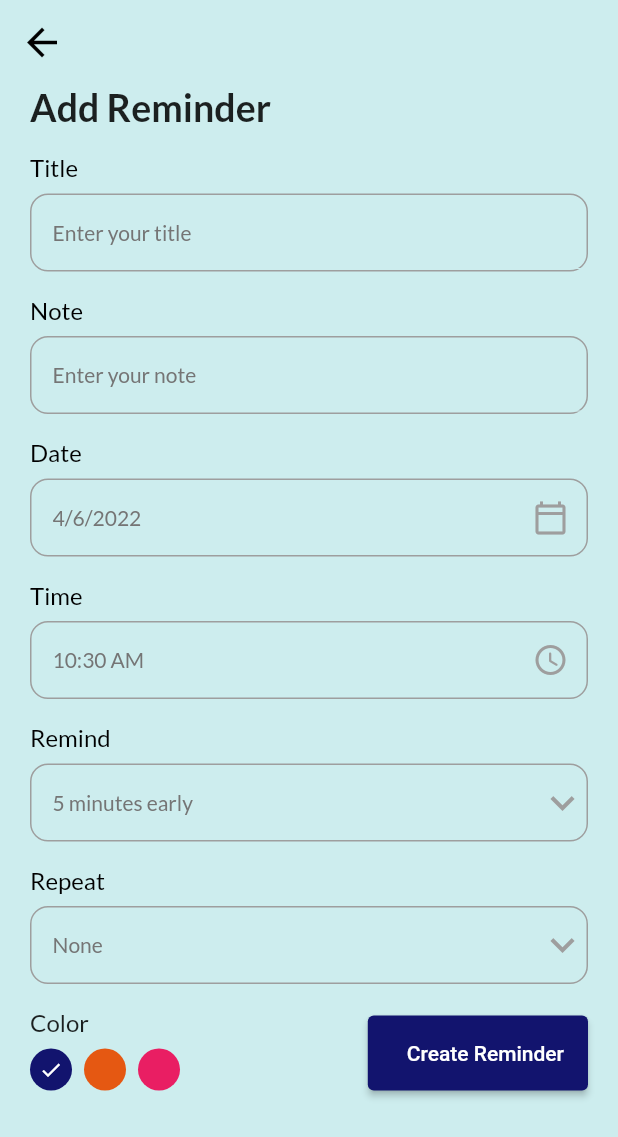
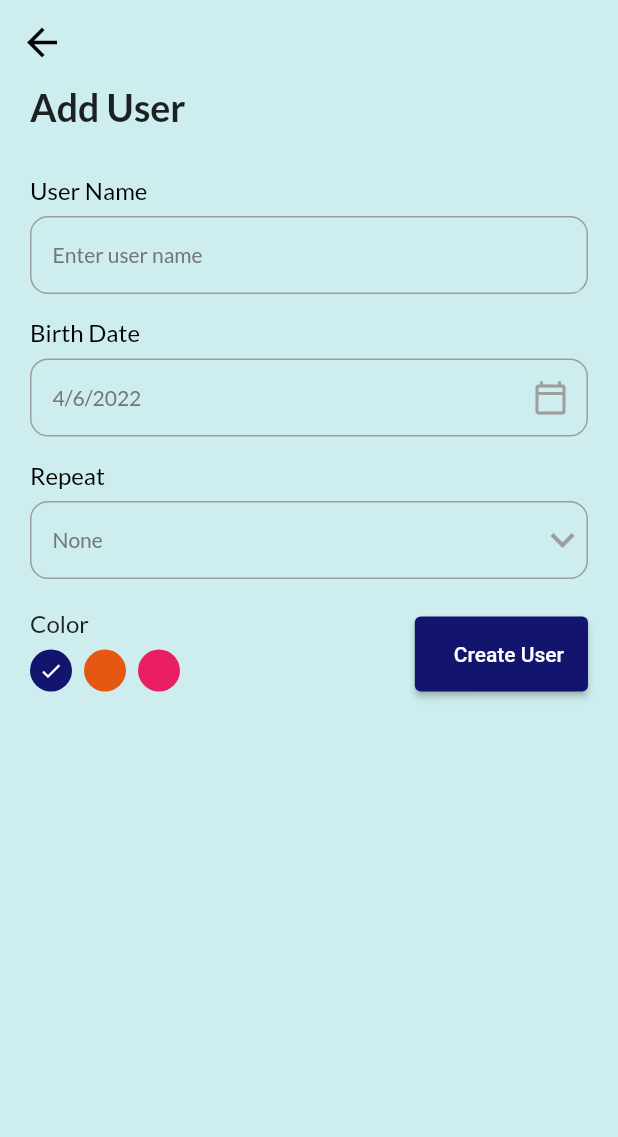
Before and after one commit to kaveenakash/Final_MediAPP, a Flutter app: the ProfilesScreen screen opened directly, after a tap on "Add Users", on a phone screen of 412 x 824 dp. Shown: the top 1137 px of the screen. Run offline on Flutter 3.47's test engine with Material 2 defaults, Android fonts, the light colour scheme and no system bars; our stand-ins replace date_picker_timeline, flutter_local_notifications, flutter_staggered_animations, flutter_svg, get, google_fonts and 2 more; accounts and stored records are empty.

Commit message:
fixed profiles page

```diff
--- a/lib/main.dart
+++ b/lib/main.dart
@@ -1,5 +1,6 @@
 import 'package:flutter/material.dart';
 import 'package:medicine_remainder_app/db/db_helper.dart';
+import 'package:medicine_remainder_app/screens/Profiles/add_user.dart';
 import 'package:medicine_remainder_app/screens/Reminder/add_reminder.dart';
 import 'package:medicine_remainder_app/screens/main_screen.dart';
 
@@ -26,9 +27,10 @@ class MyApp extends StatelessWidget {
         routes: {
           // LoginScreen.routeName: (ctx) => LoginScreen(),
           // SignUpScreen.routeName:(ctx) => SignUpScreen(),
-          AddReminderPage.routeName:(ctx) => const AddReminderPage(),
           MainScreen.routeName:(ctx) =>const MainScreen(),
           AddReminderPage.routeName:(ctx) => const AddReminderPage(),
+          AddUserPage.routeName:(ctx) => const AddUserPage()
+
         });
   }
 }
--- /dev/null
+++ b/lib/screens/Profiles/add_user.dart
@@ -0,0 +1,253 @@
+import 'package:flutter/material.dart';
+import 'package:get/get.dart';
+import 'package:google_fonts/google_fonts.dart';
+import 'package:intl/intl.dart';
+import 'package:medicine_remainder_app/constants.dart';
+import 'package:medicine_remainder_app/controllers/reminder_controller.dart';
+import 'package:medicine_remainder_app/models/reminder.dart';
+import 'package:medicine_remainder_app/widgets/button.dart';
+import 'package:medicine_remainder_app/widgets/input_field.dart';
+
+class AddUserPage extends StatefulWidget {
+  static const routeName = '/add-user';
+  const AddUserPage({Key? key}) : super(key: key);
+
+  @override
+  State<AddUserPage> createState() => _AddReminderPageState();
+}
+
+class _AddReminderPageState extends State<AddUserPage> {
+  final ReminderController _reminderController = Get.put(ReminderController());
+  final TextEditingController _titleController = TextEditingController();
+  final TextEditingController _noteController = TextEditingController();
+
+  DateTime _selectedDate = DateTime.now();
+  String _time = DateFormat("hh:mm a").format(DateTime.now()).toString();
+  int _selectedRemind = 5;
+  List<int> remindList = [5, 10, 15, 20];
+  String _selectedRepeat = "None";
+  List<String> repeatList = ["Male","Female"];
+  int _selectedColor = 0;
+  @override
+  Widget build(BuildContext context) {
+    return Scaffold(
+      backgroundColor: kPrimary,
+      appBar: AppBar(
+        backgroundColor: kPrimary,
+        elevation: 0,
+        leading: IconButton(
+          onPressed: () {
+            Navigator.pop(context);
+            // Navigator.pushAndRemoveUntil(
+            //     context,
+            //     MaterialPageRoute<void>(
+            //       builder: (BuildContext context) => const ReminderScreen(),
+            //     ),
+            //     (Route<dynamic> route) => false);
+          },
+          icon: Icon(
+            Icons.arrow_back,
+            color: Colors.black,
+            size: 30,
+          ),
+        ),
+      ),
+      body: Container(
+          padding: const EdgeInsets.only(left: 20, right: 20),
+          child: SingleChildScrollView(
+              child: Column(
+            crossAxisAlignment: CrossAxisAlignment.start,
+            children: [
+              Text(
+                "Add User",
+                style: GoogleFonts.lato(
+                  textStyle:
+                      TextStyle(fontSize: 25, fontWeight: FontWeight.bold),
+                ),
+              ),
+              SizedBox(height: 15,),
+              MyInputField(
+                title: "User Name",
+                hint: "Enter user name",
+                controller: _titleController,
+              ),
+              MyInputField(
+                title: "Birth Date",
+                hint: DateFormat.yMd().format(_selectedDate),
+                widget: IconButton(
+                  icon: Icon(
+                    Icons.calendar_today_outlined,
+                    color: Colors.grey,
+                  ),
+                  onPressed: () {
+                    print("Hi There");
+                    _getDateFromUser();
+                  },
+                ),
+              ),
+              MyInputField(
+                title: "Repeat",
+                hint: _selectedRepeat,
+                widget: DropdownButton(
+                  icon: Icon(
+                    Icons.keyboard_arrow_down,
+                    color: Colors.grey,
+                  ),
+                  iconSize: 32,
+                  elevation: 4,
+                  style: GoogleFonts.lato(
+                    textStyle: TextStyle(
+                        fontSize: 24,
+                        fontWeight: FontWeight.bold,
+                        color: Colors.grey),
+                  ),
+                  underline: Container(height: 0),
+                  items:
+                      repeatList.map<DropdownMenuItem<String>>((String? value) {
+                    return DropdownMenuItem<String>(
+                      child: Text(value!, style: TextStyle(color: Colors.grey)),
+                      value: value,
+                    );
+                  }).toList(),
+                  onChanged: (String? newValue) {
+                    setState(() {
+                      _selectedRepeat = newValue!;
+                    });
+                  },
+                ),
+              ),
+              SizedBox(
+                height: 20,
+              ),
+              Row(
+                mainAxisAlignment: MainAxisAlignment.spaceBetween,
+                crossAxisAlignment: CrossAxisAlignment.end,
+                children: [
+                  _colorPallete(),
+                  MyButton(
+                      label: "Create User",
+                      onTap: () => _validateDate(),
+                      icon: null,
+                      height: 50)
+                ],
+              ),
+            ],
+          ))),
+    );
+  }
+
+  _validateDate() {
+    if (_titleController.text.isNotEmpty && _noteController.text.isNotEmpty) {
+      _addRemindToDb();
+      Navigator.pop(context);
+      // Navigator.pushAndRemoveUntil(
+      //     context,
+      //     MaterialPageRoute<void>(
+      //       builder: (BuildContext context) => const ReminderScreen(),
+      //     ),
+      //     (Route<dynamic> route) => false);
+    } else if (_titleController.text.isEmpty || _noteController.text.isEmpty) {
+      // Get.snackbar("Required", "All fields are required!",
+      //     snackPosition: SnackPosition.BOTTOM,
+      //     backgroundColor: Colors.white,
+      //     colorText:kTextSecondary,
+      //     icon: Icon(Icons.warning_amber_rounded));
+      Get.snackbar("Required", "All fields are required!",
+          icon: Icon(Icons.warning_amber_rounded));
+    }
+  }
+
+  _getDateFromUser() async {
+    DateTime? _pickerDate = await showDatePicker(
+        context: context,
+        initialDate: DateTime.now(),
+        firstDate: DateTime(2015),
+        lastDate: DateTime(2121));
+
+    if (_pickerDate != null) {
+      setState(() {
+        _selectedDate = _pickerDate;
+        print(_selectedDate);
+      });
+    } else {
+      print("its null or something is wrong");
+    }
+  }
+
+  _getTimeFromUser({required bool isStartTime}) async {
+    var pickedTime = await _showTimePicker();
+    String _formatedTime = pickedTime.format(context);
+    if (pickedTime == null) {
+      print('Time Canceled');
+    } else if (isStartTime == true) {
+      setState(() {
+        _time = _formatedTime;
+      });
+    } else if (isStartTime == false) {
+      _time = _formatedTime;
+    }
+  }
+
+  _showTimePicker() {
+    return showTimePicker(
+      initialEntryMode: TimePickerEntryMode.input,
+      context: context,
+      initialTime: TimeOfDay(
+          hour: int.parse(_time.split(":")[0]),
+          minute: int.parse(_time.split(":")[1].split(" ")[0])),
+    );
+  }
+
+  _addRemindToDb() async {
+    int value = await _reminderController.AddReminder(
+        reminder: Reminder(
+      note: _noteController.text,
+      title: _titleController.text,
+      date: DateFormat.yMd().format(_selectedDate),
+      time: _time,
+      remind: _selectedRemind,
+      repeat: _selectedRepeat,
+      color: _selectedColor,
+      isCompleted: 0,
+    ));
+    print("My id is " + "$value");
+  }
+
+  _colorPallete() {
+    return Column(
+      crossAxisAlignment: CrossAxisAlignment.start,
+      children: [
+        Text(
+          "Color",
+          style: GoogleFonts.lato(
+            textStyle: TextStyle(fontSize: 16, fontWeight: FontWeight.w400),
+          ),
+        ),
+        SizedBox(height: 8.0),
+        Wrap(
+            children: List<Widget>.generate(3, (int index) {
+          return GestureDetector(
+              onTap: () {
+                setState(() {
+                  _selectedColor = index;
+                });
+              },
+              child: Padding(
+                padding: const EdgeInsets.only(right: 8.0),
+                child: CircleAvatar(
+                  radius: 14,
+                  backgroundColor: index == 0
+                      ? kPrimaryColor
+                      : index == 1
+                          ? kTextSecondary
+                          : Colors.pink,
+                  child: _selectedColor == index
+                      ? Icon(Icons.done, color: Colors.white, size: 16)
+                      : Container(),
+                ),
+              ));
+        })),
+      ],
+    );
+  }
+}
--- a/lib/screens/Profiles/profiles_screen.dart
+++ b/lib/screens/Profiles/profiles_screen.dart
@@ -6,6 +6,7 @@ import 'package:google_fonts/google_fonts.dart';
 import 'package:intl/intl.dart';
 import 'package:medicine_remainder_app/constants.dart';
 import 'package:medicine_remainder_app/models/reminder.dart';
+import 'package:medicine_remainder_app/screens/Profiles/add_user.dart';
 import 'package:medicine_remainder_app/screens/Reminder/add_reminder.dart';
 import 'package:medicine_remainder_app/services/notification_services.dart';
 import 'package:medicine_remainder_app/widgets/button.dart';
@@ -76,14 +77,14 @@ class _ProfilesScreenState extends State<ProfilesScreen> {
                 MyButton(
                   label: "Add Users",
                   onTap: () async {
-
-                    Navigator.pushAndRemoveUntil(
-                        context,
-                        MaterialPageRoute<void>(
-                          builder: (BuildContext context) =>
-                              const AddReminderPage(),
-                        ),
-                        (Route<dynamic> route) => false);
+                     Navigator.pushNamed(context,AddUserPage.routeName);
+                    // Navigator.pushAndRemoveUntil(
+                    //     context,
+                    //     MaterialPageRoute<void>(
+                    //       builder: (BuildContext context) =>
+                    //           const AddReminderPage(),
+                    //     ),
+                    //     (Route<dynamic> route) => false);
                     _reminderController.getReminders();
                   },
                   icon: Icons.add,
--- a/lib/screens/Reminder/reminder_screen.dart
+++ b/lib/screens/Reminder/reminder_screen.dart
@@ -7,13 +7,10 @@ import 'package:intl/intl.dart';
 import 'package:medicine_remainder_app/constants.dart';
 import 'package:medicine_remainder_app/models/reminder.dart';
 import 'package:medicine_remainder_app/screens/Reminder/add_reminder.dart';
-import 'package:medicine_remainder_app/services/notification_services.dart';
 import 'package:medicine_remainder_app/widgets/button.dart';
-import 'package:medicine_remainder_app/widgets/button_widget.dart';
 import 'package:medicine_remainder_app/widgets/reminder_tile.dart';
 
 import '../../controllers/reminder_controller.dart';
-import '../../misc/colors.dart';
 
 class ReminderScreen extends StatefulWidget {
   const ReminderScreen({Key? key}) : super(key: key);
```
